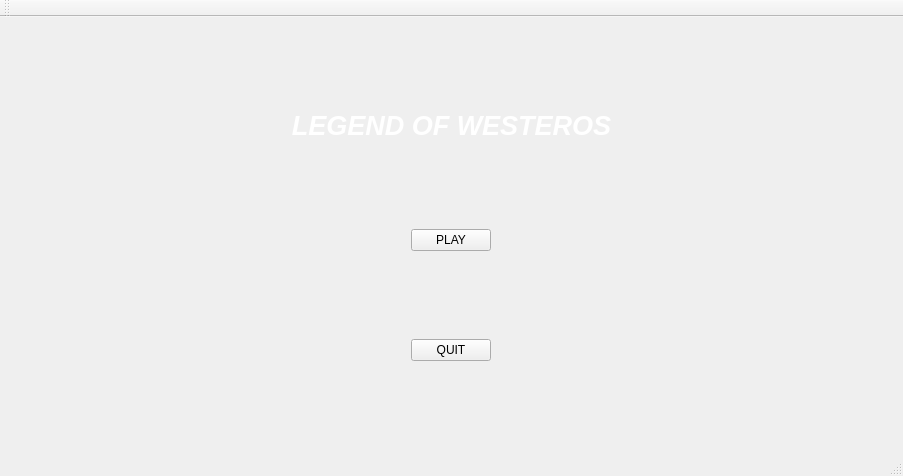
This is mainwindow.ui in AliceCasali/Legend_Of_WesterosQT as Qt 5 draws it before an edit. The edited form follows.
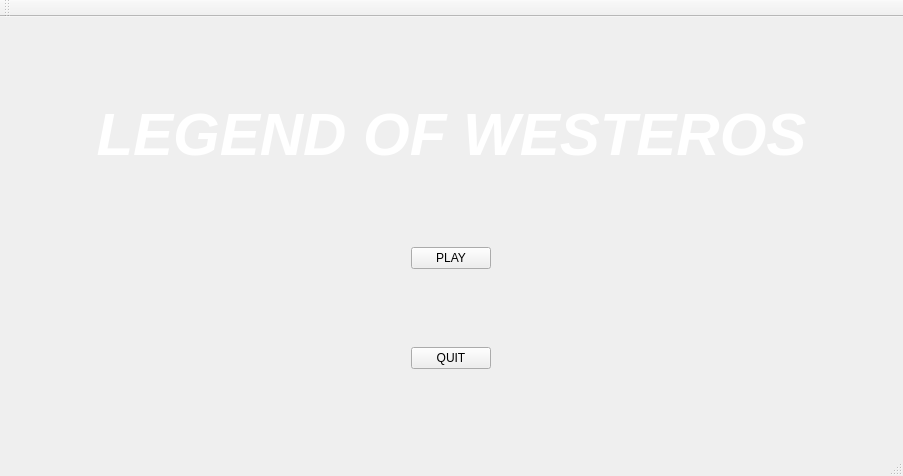
This is the edited form. Icons and pictures are not drawn.

Diff of the .ui file:
```diff
--- a/mainwindow.ui
+++ b/mainwindow.ui
@@ -43,7 +43,7 @@
       </property>
       <property name="font">
        <font>
-        <pointsize>20</pointsize>
+        <pointsize>45</pointsize>
         <weight>75</weight>
         <italic>true</italic>
         <bold>true</bold>
```
